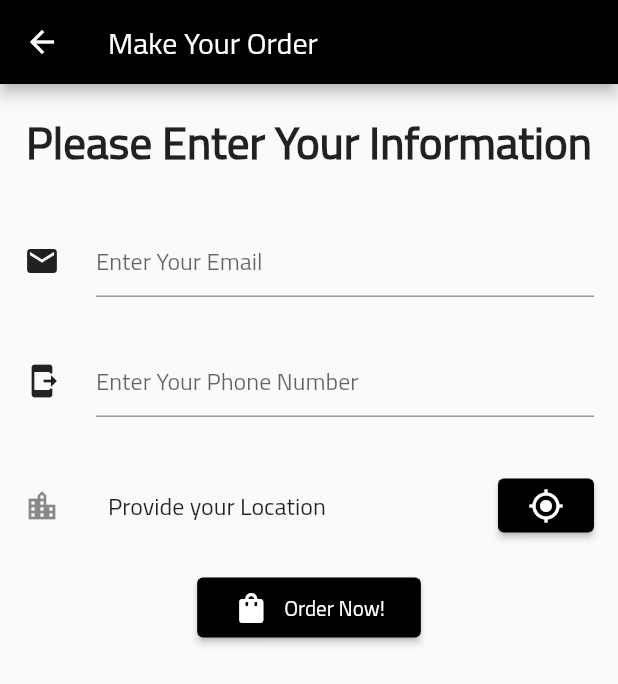
After one commit to majdkurdi/x_electroics, a Flutter app: the AddOrderScreen screen opened directly, on a phone screen of 412 x 824 dp. The commit adds this screen. Shown: the top 684 px of the screen. Run offline on Flutter 3.47's test engine with Material 2 defaults, Android fonts, the phone set to English and light mode, and no system bars; our stand-ins replace carousel_slider, cloud_firestore, firebase_core, fluttertoast, get, location; accounts and stored records are empty; project files that could hold a hidden picture were left out.

Commit message:
setting orders

```diff
--- /dev/null
+++ b/lib/controllers/orders_controller.dart
@@ -0,0 +1,24 @@
+import 'package:get/get.dart';
+import '../modals/location.dart';
+import '../modals/order.dart';
+import '../modals/cart_item.dart';
+import '../services/firestore.dart';
+
+class OrdersController extends GetxController {
+  final orders = <Order>[].obs;
+  final firestore = FireStoreDatabase();
+
+  Future updateOrders() async {
+    orders.value = await firestore.fetchOrders();
+  }
+
+  Future addOrder(DateTime date, double total, List<CartItem> items,
+      Location location, String email, int phoneNumber) async {
+    final newOrder = Order(
+        date, items, total, location, OrderStatus.pending, email, phoneNumber);
+    final response = await firestore.addOrder(newOrder);
+    if (response != null) {
+      return 'done';
+    }
+  }
+}
--- a/lib/main.dart
+++ b/lib/main.dart
@@ -4,6 +4,7 @@ import 'package:get/get.dart';
 
 import './controllers/products_controller.dart';
 import './controllers/cart_controller.dart';
+import './controllers/orders_controller.dart';
 import './views/welcome_screen.dart';
 import './views/home_screen.dart';
 
@@ -12,6 +13,7 @@ void main() async {
   await Firebase.initializeApp();
   Get.put(ProductsController());
   Get.put(CartController());
+  Get.put(OrdersController());
 
   runApp(MyApp());
 }
--- /dev/null
+++ b/lib/modals/location.dart
@@ -0,0 +1,6 @@
+class Location {
+  final double latitude;
+  final double longitude;
+
+  Location(this.latitude, this.longitude);
+}
--- /dev/null
+++ b/lib/modals/order.dart
@@ -0,0 +1,19 @@
+import './cart_item.dart';
+import './location.dart';
+
+enum OrderStatus { pending, onWay, delivered, canceled }
+
+class Order {
+  final String? id;
+  final DateTime date;
+  final List<CartItem> items;
+  final double total;
+  final Location location;
+  OrderStatus status;
+  final String email;
+  final int phoneNumber;
+
+  Order(this.date, this.items, this.total, this.location, this.status,
+      this.email, this.phoneNumber,
+      [this.id]);
+}
--- a/lib/services/firestore.dart
+++ b/lib/services/firestore.dart
@@ -1,5 +1,8 @@
 import 'package:cloud_firestore/cloud_firestore.dart';
+import 'package:x_electronics/modals/cart_item.dart';
+import '../modals/order.dart';
 import '../modals/product.dart';
+import '../modals/location.dart';
 
 class FireStoreDatabase {
   FirebaseFirestore firestore = FirebaseFirestore.instance;
@@ -28,4 +31,64 @@ class FireStoreDatabase {
 
     return products;
   }
+
+  Future<List<Order>> fetchOrders() async {
+    List<Order> orders = [];
+
+    CollectionReference productsCollection = firestore.collection('orders');
+    final fetchedData = (await productsCollection.get()).docs;
+
+    for (var ord in fetchedData) {
+      final ordData = ord.data() as Map<String, dynamic>;
+      final itemsList = ordData['items'] as List<dynamic>;
+      final location = ordData['location'] as Map<String, dynamic>;
+
+      orders.add(Order(
+          DateTime.parse(ordData['date']),
+          itemsList
+              .map((e) =>
+                  CartItem(e['id'], e['name'], e['quantity'], e['price']))
+              .toList(),
+          ordData['total'],
+          Location(location['latitude']!, location['longitude']!),
+          OrderStatus.values
+              .firstWhere((element) => element.toString() == ordData['status']),
+          ordData['email'],
+          ordData['phoneNumber'],
+          ord.id));
+    }
+    print(orders.length);
+    print(orders[0].email);
+    print(orders[0].id);
+
+    return orders;
+  }
+
+  Future addOrder(Order order) async {
+    CollectionReference ordersCollection = firestore.collection('orders');
+    try {
+      return await ordersCollection.add({
+        'date': order.date.toIso8601String(),
+        'total': order.total,
+        'location': {
+          'latitude': order.location.latitude,
+          'longitude': order.location.longitude
+        },
+        'status': order.status.toString(),
+        'email': order.email,
+        'phoneNumber': order.phoneNumber,
+        'items': order.items
+            .map((e) => {
+                  'id': e.id,
+                  'name': e.name,
+                  'quantity': e.quantity,
+                  'price': e.price
+                })
+            .toList()
+      });
+    } on Exception catch (e) {
+      print(e);
+      return null;
+    }
+  }
 }
--- /dev/null
+++ b/lib/services/locationService.dart
@@ -0,0 +1,36 @@
+import 'package:location/location.dart';
+import '../modals/location.dart' as LocationModal;
+
+class LocationService {
+  Location location = Location();
+  bool? _serviceEnabled;
+  PermissionStatus? _permissionGranted;
+  LocationData? _locationData;
+
+  Future<LocationModal.Location?> getLocation() async {
+    _serviceEnabled = await location.serviceEnabled();
+    if (!_serviceEnabled!) {
+      _serviceEnabled = await location.requestService();
+      if (!_serviceEnabled!) {
+        return null;
+      }
+    }
+
+    _permissionGranted = await location.hasPermission();
+    if (_permissionGranted == PermissionStatus.denied) {
+      _permissionGranted = await location.requestPermission();
+      if (_permissionGranted != PermissionStatus.granted) {
+        return null;
+      }
+    }
+
+    _locationData = await location.getLocation();
+    if (_locationData == null ||
+        _locationData?.latitude == null ||
+        _locationData?.longitude == null) {
+      return null;
+    }
+    return LocationModal.Location(
+        _locationData!.latitude!, _locationData!.longitude!);
+  }
+}
--- /dev/null
+++ b/lib/views/add_order_screen.dart
@@ -0,0 +1,167 @@
+import 'package:flutter/material.dart';
+import 'package:get/get.dart';
+import '../controllers/cart_controller.dart';
+import '../controllers/orders_controller.dart';
+import '../modals/location.dart';
+import '../modals/cart_item.dart';
+import '../services/locationService.dart';
+import '../widgets/my_text_field.dart';
+
+enum LocationStatus { NO_LOCATION, GIVEN_LOCATION, WAITING_FOR_LOCATION }
+Map<LocationStatus, Widget> helper = {
+  LocationStatus.NO_LOCATION: Icon(Icons.gps_fixed),
+  LocationStatus.WAITING_FOR_LOCATION: CircularProgressIndicator(
+      valueColor: AlwaysStoppedAnimation<Color>(Colors.white)),
+  LocationStatus.GIVEN_LOCATION: Icon(Icons.check, color: Colors.green)
+};
+
+class AddOrderScreen extends StatefulWidget {
+  @override
+  _AddOrderScreenState createState() => _AddOrderScreenState();
+}
+
+class _AddOrderScreenState extends State<AddOrderScreen> {
+  final cartController = Get.find<CartController>();
+  final ordersController = Get.find<OrdersController>();
+
+  final formKey = GlobalKey<FormState>();
+  Location? location;
+  LocationStatus locationStatus = LocationStatus.NO_LOCATION;
+  String? email;
+  String? phoneNumber;
+  bool loading = false;
+
+  @override
+  void dispose() {
+    cartController.dispose();
+    ordersController.dispose();
+    super.dispose();
+  }
+
+  @override
+  Widget build(BuildContext context) {
+    final items = cartController.items;
+    final total = cartController.total;
+    return Scaffold(
+      appBar: AppBar(
+        title: Text('Make Your Order'),
+      ),
+      body: Form(
+        key: formKey,
+        child: SingleChildScrollView(
+          child: Column(
+            children: [
+              Padding(
+                padding: const EdgeInsets.all(16.0),
+                child: Text(
+                  'Please Enter Your Information',
+                  style: TextStyle(fontSize: 30, fontWeight: FontWeight.bold),
+                  textAlign: TextAlign.center,
+                ),
+              ),
+              MyTextField(
+                  'Enter Your Email', Icons.email, TextInputType.emailAddress,
+                  (String? val) {
+                email = val;
+              }, (String? val) {
+                if (val == null || !val.contains('@') || !val.contains('.'))
+                  return 'Please Provide a valid email!';
+                else
+                  return null;
+              }),
+              MyTextField('Enter Your Phone Number', Icons.send_to_mobile,
+                  TextInputType.number, (String? val) {
+                phoneNumber = val;
+              }, (String? val) {
+                if (val == null || int.tryParse(val) == null || val.length < 8)
+                  return 'Please Provide a valid Phone Number';
+                else
+                  return null;
+              }),
+              SizedBox(height: 15),
+              ListTile(
+                leading: Icon(Icons.location_city),
+                title: Text('Provide your Location'),
+                trailing: ElevatedButton(
+                  child: helper[locationStatus],
+                  onPressed: () async {
+                    setState(() {
+                      locationStatus = LocationStatus.WAITING_FOR_LOCATION;
+                    });
+                    location = await LocationService().getLocation();
+                    setState(() {
+                      locationStatus = location == null
+                          ? LocationStatus.NO_LOCATION
+                          : LocationStatus.GIVEN_LOCATION;
+                    });
+                    if (location == null) {
+                      Get.snackbar('Error',
+                          'Failed to get your Location, Check your GPS settings',
+                          snackPosition: SnackPosition.BOTTOM);
+                    }
+                  },
+                  style: ButtonStyle(
+                      backgroundColor: MaterialStateProperty.all(Colors.black)),
+                ),
+              ),
+              Padding(
+                padding: const EdgeInsets.all(16.0),
+                child: ElevatedButton(
+                  style: ButtonStyle(
+                      backgroundColor: MaterialStateProperty.all(Colors.black)),
+                  onPressed: () async {
+                    FocusScope.of(context).unfocus();
+                    if (formKey.currentState!.validate() && location != null) {
+                      formKey.currentState!.save();
+                      setState(() {
+                        loading = true;
+                      });
+                      final response = await ordersController.addOrder(
+                          DateTime.now(),
+                          total,
+                          items,
+                          location!,
+                          email!,
+                          int.parse(phoneNumber!));
+                      if (response == 'done') {
+                        setState(() {
+                          loading = false;
+                        });
+                        cartController.items.value = <CartItem>[];
+                        Get.back();
+                        Get.snackbar('Done', 'Order added Successfully!',
+                            snackPosition: SnackPosition.BOTTOM);
+                      } else {
+                        Get.snackbar('Error!',
+                            'Something went wrong, Check your internet Connection!',
+                            snackPosition: SnackPosition.BOTTOM);
+                      }
+                    } else {
+                      Get.snackbar('Warning!', 'Check your Information!',
+                          snackPosition: SnackPosition.BOTTOM);
+                    }
+                  },
+                  child: Padding(
+                    padding: const EdgeInsets.all(8.0),
+                    child: Row(
+                      mainAxisSize: MainAxisSize.min,
+                      children: [
+                        loading
+                            ? CircularProgressIndicator(
+                                valueColor:
+                                    AlwaysStoppedAnimation<Color>(Colors.white))
+                            : Icon(Icons.shopping_bag),
+                        SizedBox(width: 10),
+                        Text('Order Now!')
+                      ],
+                    ),
+                  ),
+                ),
+              )
+            ],
+          ),
+        ),
+      ),
+    );
+  }
+}
--- a/lib/views/home_screen.dart
+++ b/lib/views/home_screen.dart
@@ -59,8 +59,8 @@ class HomeScreen extends StatelessWidget {
                   gridDelegate: SliverGridDelegateWithMaxCrossAxisExtent(
                       maxCrossAxisExtent: 200,
                       childAspectRatio: 2 / 3,
-                      crossAxisSpacing: 20,
-                      mainAxisSpacing: 20),
+                      crossAxisSpacing: 2,
+                      mainAxisSpacing: 2),
                   itemBuilder: (context, i) => ItemCard(products[i]),
                   itemCount: products.length,
                   shrinkWrap: true,
--- a/lib/views/welcome_screen.dart
+++ b/lib/views/welcome_screen.dart
@@ -20,6 +20,12 @@ class _WelcomeScreenState extends State<WelcomeScreen> {
       await productsController.updateProducts();
       Get.offNamed(HomeScreen.routeName);
     });
+  }
+
+  @override
+  void dispose() {
+    productsController.dispose();
+    super.dispose();
   }
 
   @override
--- /dev/null
+++ b/lib/widgets/my_text_field.dart
@@ -0,0 +1,34 @@
+import 'package:flutter/material.dart';
+import 'package:get/get.dart';
+
+class MyTextField extends StatelessWidget {
+  final String hint;
+  final IconData icon;
+  final String? Function(String?) validator;
+  final TextInputType textInputType;
+  final String? Function(String?) save;
+  MyTextField(
+      this.hint, this.icon, this.textInputType, this.save, this.validator);
+
+  @override
+  Widget build(BuildContext context) {
+    return Padding(
+      padding: const EdgeInsets.all(16.0),
+      child: Row(
+        mainAxisAlignment: MainAxisAlignment.spaceBetween,
+        children: [
+          Icon(icon),
+          Container(
+            width: Get.width - 80,
+            child: TextFormField(
+              decoration: InputDecoration(hintText: hint),
+              validator: validator,
+              keyboardType: textInputType,
+              onSaved: save,
+            ),
+          ),
+        ],
+      ),
+    );
+  }
+}
--- a/pubspec.yaml
+++ b/pubspec.yaml
@@ -33,6 +33,7 @@ dependencies:
   firebase_core: ^1.6.0
   carousel_slider: ^4.0.0
   fluttertoast: ^8.0.8
+  location: ^4.3.0
 
 dev_dependencies:
   flutter_test:
```
Also changed, not shown: lib/modals/cart.dart (added, +8 -0 lines), lib/views/cart_screen.dart (+21 -1 lines), lib/views/item_details.dart (+30 -20 lines), lib/views/orders_screen.dart (added, +58 -0 lines), lib/widgets/drawer.dart (+11 -4 lines), lib/widgets/itemCard.dart (+9 -4 lines), lib/widgets/order_button.dart (added, +28 -0 lines), lib/widgets/order_card.dart (added, +92 -0 lines), pubspec.lock, 1 other file.
